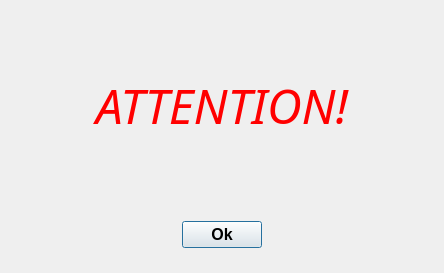
Above: src/plugins/attention/attentiondialog.ui from eyecu-im/eyecu-qt before the change. Below: the same form after it.
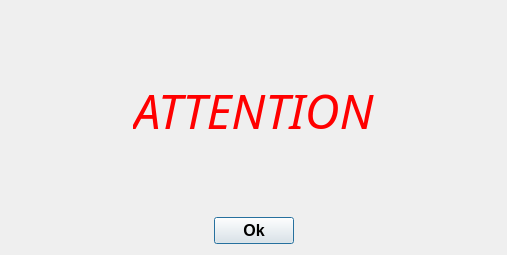
That is the form after the change.

Commit message:
Attention icon changed
Icon used for Attention changed from bell (used in notificztions) to
exclamation mark.
Added animated exclamation marks intoattention pop-up dialog.

```diff
--- a/src/plugins/attention/attentiondialog.ui
+++ b/src/plugins/attention/attentiondialog.ui
@@ -9,8 +9,8 @@
    <rect>
     <x>0</x>
     <y>0</y>
-    <width>444</width>
-    <height>273</height>
+    <width>507</width>
+    <height>255</height>
    </rect>
   </property>
   <property name="sizePolicy">
@@ -35,6 +35,12 @@
     <layout class="QHBoxLayout" name="horizontalLayout">
      <item>
       <widget class="QLabel" name="lblBell1">
+       <property name="sizePolicy">
+        <sizepolicy hsizetype="Minimum" vsizetype="Minimum">
+         <horstretch>0</horstretch>
+         <verstretch>0</verstretch>
+        </sizepolicy>
+       </property>
        <property name="minimumSize">
         <size>
          <width>16</width>
@@ -67,6 +73,12 @@
      </item>
      <item>
       <widget class="QLabel" name="lblAvatar">
+       <property name="sizePolicy">
+        <sizepolicy hsizetype="Minimum" vsizetype="Minimum">
+         <horstretch>0</horstretch>
+         <verstretch>0</verstretch>
+        </sizepolicy>
+       </property>
        <property name="minimumSize">
         <size>
          <width>16</width>
@@ -102,6 +114,12 @@
      </item>
      <item>
       <widget class="QLabel" name="lblBell2">
+       <property name="sizePolicy">
+        <sizepolicy hsizetype="Minimum" vsizetype="Minimum">
+         <horstretch>0</horstretch>
+         <verstretch>0</verstretch>
+        </sizepolicy>
+       </property>
        <property name="minimumSize">
         <size>
          <width>16</width>
@@ -120,6 +138,40 @@
       </widget>
      </item>
     </layout>
+   </item>
+   <item>
+    <layout class="QHBoxLayout" name="horizontalLayout_3">
+     <item>
+      <widget class="QLabel" name="lblExclamation1">
+       <property name="minimumSize">
+        <size>
+         <width>64</width>
+         <height>133</height>
+        </size>
+       </property>
+       <property name="maximumSize">
+        <size>
+         <width>64</width>
+         <height>133</height>
+        </size>
+       </property>
+       <property name="text">
+        <string notr="true"/>
+       </property>
+      </widget>
+     </item>
+     <item>
+      <spacer name="horizontalSpacer_5">
+       <property name="orientation">
+        <enum>Qt::Horizontal</enum>
+       </property>
+       <property name="sizeHint" stdset="0">
+        <size>
+         <width>8</width>
+         <height>0</height>
+        </size>
+       </property>
+      </spacer>
    </item>
    <item>
     <widget class="QLabel" name="lblAttention">
@@ -195,7 +247,7 @@
       </font>
      </property>
      <property name="text">
-      <string>ATTENTION!</string>
+        <string>ATTENTION</string>
      </property>
      <property name="scaledContents">
       <bool>false</bool>
@@ -206,6 +258,40 @@
     </widget>
    </item>
    <item>
+      <spacer name="horizontalSpacer_6">
+       <property name="orientation">
+        <enum>Qt::Horizontal</enum>
+       </property>
+       <property name="sizeHint" stdset="0">
+        <size>
+         <width>8</width>
+         <height>0</height>
+        </size>
+       </property>
+      </spacer>
+     </item>
+     <item>
+      <widget class="QLabel" name="lblExclamation2">
+       <property name="minimumSize">
+        <size>
+         <width>64</width>
+         <height>133</height>
+        </size>
+       </property>
+       <property name="maximumSize">
+        <size>
+         <width>64</width>
+         <height>133</height>
+        </size>
+       </property>
+       <property name="text">
+        <string/>
+       </property>
+      </widget>
+     </item>
+    </layout>
+   </item>
+   <item>
     <widget class="QLabel" name="lblText">
      <property name="sizePolicy">
       <sizepolicy hsizetype="Preferred" vsizetype="Preferred">
@@ -233,6 +319,12 @@
     <layout class="QHBoxLayout" name="horizontalLayout_2">
      <item>
       <widget class="QLabel" name="lblBell3">
+       <property name="sizePolicy">
+        <sizepolicy hsizetype="Minimum" vsizetype="Minimum">
+         <horstretch>0</horstretch>
+         <verstretch>0</verstretch>
+        </sizepolicy>
+       </property>
        <property name="minimumSize">
         <size>
          <width>16</width>
@@ -291,6 +383,12 @@
      </item>
      <item>
       <widget class="QLabel" name="lblBell4">
+       <property name="sizePolicy">
+        <sizepolicy hsizetype="Minimum" vsizetype="Minimum">
+         <horstretch>0</horstretch>
+         <verstretch>0</verstretch>
+        </sizepolicy>
+       </property>
        <property name="minimumSize">
         <size>
          <width>16</width>
```
Lines whose indentation alone changed are shown as unchanged. The commit also changes 8 other files.
